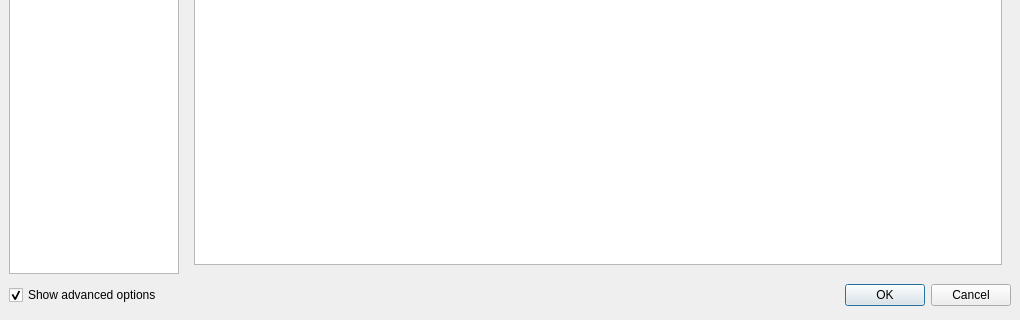
Above: configdialog.ui from svn2github/texstudio-trunk before the change; both pictures show x 0 to 1020 and y 354 to 674 of the 1020 by 674 pixel window. Below: the same form after it.
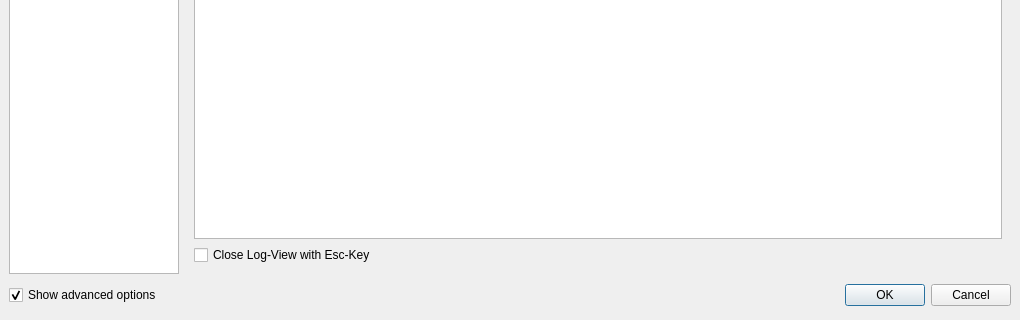
That is the form after the change. The open tabs and pages were chosen to show the change. Icons and pictures are not drawn.

Commit message: as option, disable esc from closing log view (which is now default, option is under Shortcuts)

```diff
--- a/configdialog.ui
+++ b/configdialog.ui
@@ -867,6 +867,13 @@
          </column>
         </widget>
        </item>
+       <item>
+        <widget class="QCheckBox" name="cb_CloseLogByEsc">
+         <property name="text">
+          <string>Close Log-View with Esc-Key</string>
+         </property>
+        </widget>
+       </item>
       </layout>
      </widget>
      <widget class="QWidget" name="page_3">
```
Left out of the diff: 4 changed lines with no effect on the pictures. The commit also changes 3 other files.
